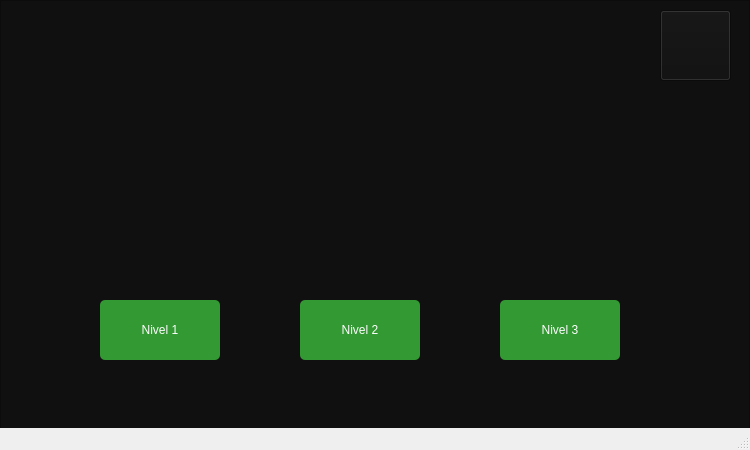
This is partidas.ui in javierjose1224/Proyecto_final as Qt 5 draws it before an edit. The edited form follows.
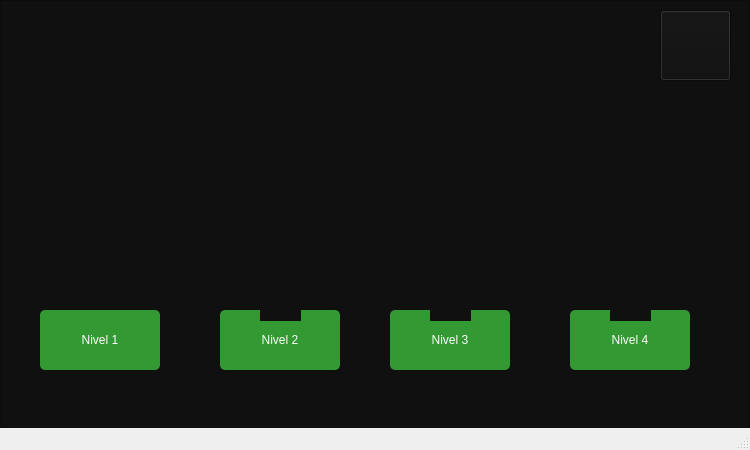
This is the edited form. Icons and pictures are not drawn.

Commit message: Adicion de nivel extra

```diff
--- a/partidas.ui
+++ b/partidas.ui
@@ -20,110 +20,6 @@
    <string>HOOK HIT</string>
   </property>
   <widget class="QWidget" name="centralwidget">
-   <widget class="QPushButton" name="pushButton">
-    <property name="geometry">
-     <rect>
-      <x>100</x>
-      <y>300</y>
-      <width>120</width>
-      <height>60</height>
-     </rect>
-    </property>
-    <property name="styleSheet">
-     <string notr="true">Padding: 1px;
-font: 16pt &quot;MV Boli&quot;;
-Border-radius: 5px;
-Background: #393;
-Color: #fefefe;</string>
-    </property>
-    <property name="text">
-     <string>Nivel 1</string>
-    </property>
-   </widget>
-   <widget class="QPushButton" name="pushButton_2">
-    <property name="enabled">
-     <bool>false</bool>
-    </property>
-    <property name="geometry">
-     <rect>
-      <x>300</x>
-      <y>300</y>
-      <width>120</width>
-      <height>60</height>
-     </rect>
-    </property>
-    <property name="styleSheet">
-     <string notr="true">Padding: 1px;
-font: 16pt &quot;MV Boli&quot;;
-Border-radius: 5px;
-Background: #393;
-Color: #fefefe;</string>
-    </property>
-    <property name="text">
-     <string>Nivel 2</string>
-    </property>
-   </widget>
-   <widget class="QPushButton" name="pushButton_3">
-    <property name="enabled">
-     <bool>false</bool>
-    </property>
-    <property name="geometry">
-     <rect>
-      <x>500</x>
-      <y>300</y>
-      <width>120</width>
-      <height>60</height>
-     </rect>
-    </property>
-    <property name="styleSheet">
-     <string notr="true">Padding: 1px;
-Border-radius: 5px;
-Background: #393;
-font: 16pt &quot;MV Boli&quot;;
-Color: #fefefe;</string>
-    </property>
-    <property name="text">
-     <string>Nivel 3</string>
-    </property>
-   </widget>
-   <widget class="QLabel" name="x_1">
-    <property name="enabled">
-     <bool>true</bool>
-    </property>
-    <property name="geometry">
-     <rect>
-      <x>340</x>
-      <y>280</y>
-      <width>41</width>
-      <height>41</height>
-     </rect>
-    </property>
-    <property name="styleSheet">
-     <string notr="true">image: url(:/Imagenes/X.png);</string>
-    </property>
-    <property name="text">
-     <string/>
-    </property>
-   </widget>
-   <widget class="QLabel" name="x_2">
-    <property name="enabled">
-     <bool>true</bool>
-    </property>
-    <property name="geometry">
-     <rect>
-      <x>540</x>
-      <y>280</y>
-      <width>41</width>
-      <height>41</height>
-     </rect>
-    </property>
-    <property name="styleSheet">
-     <string notr="true">image: url(:/Imagenes/X.png);</string>
-    </property>
-    <property name="text">
-     <string/>
-    </property>
-   </widget>
    <widget class="QFrame" name="frame">
     <property name="geometry">
      <rect>
@@ -183,6 +79,161 @@
       <string/>
      </property>
     </widget>
+    <widget class="QLabel" name="x_1">
+     <property name="enabled">
+      <bool>true</bool>
+     </property>
+     <property name="geometry">
+      <rect>
+       <x>260</x>
+       <y>280</y>
+       <width>41</width>
+       <height>41</height>
+      </rect>
+     </property>
+     <property name="styleSheet">
+      <string notr="true">image: url(:/Imagenes/X.png);</string>
+     </property>
+     <property name="text">
+      <string/>
+     </property>
+    </widget>
+    <widget class="QPushButton" name="pushButton">
+     <property name="geometry">
+      <rect>
+       <x>40</x>
+       <y>310</y>
+       <width>120</width>
+       <height>60</height>
+      </rect>
+     </property>
+     <property name="styleSheet">
+      <string notr="true">Padding: 1px;
+font: 16pt &quot;MV Boli&quot;;
+Border-radius: 5px;
+Background: #393;
+Color: #fefefe;</string>
+     </property>
+     <property name="text">
+      <string>Nivel 1</string>
+     </property>
+    </widget>
+    <widget class="QPushButton" name="pushButton_2">
+     <property name="enabled">
+      <bool>false</bool>
+     </property>
+     <property name="geometry">
+      <rect>
+       <x>220</x>
+       <y>310</y>
+       <width>120</width>
+       <height>60</height>
+      </rect>
+     </property>
+     <property name="styleSheet">
+      <string notr="true">Padding: 1px;
+font: 16pt &quot;MV Boli&quot;;
+Border-radius: 5px;
+Background: #393;
+Color: #fefefe;</string>
+     </property>
+     <property name="text">
+      <string>Nivel 2</string>
+     </property>
+    </widget>
+    <widget class="QPushButton" name="pushButton_3">
+     <property name="enabled">
+      <bool>false</bool>
+     </property>
+     <property name="geometry">
+      <rect>
+       <x>390</x>
+       <y>310</y>
+       <width>120</width>
+       <height>60</height>
+      </rect>
+     </property>
+     <property name="styleSheet">
+      <string notr="true">Padding: 1px;
+Border-radius: 5px;
+Background: #393;
+font: 16pt &quot;MV Boli&quot;;
+Color: #fefefe;</string>
+     </property>
+     <property name="text">
+      <string>Nivel 3</string>
+     </property>
+    </widget>
+    <widget class="QLabel" name="x_2">
+     <property name="enabled">
+      <bool>true</bool>
+     </property>
+     <property name="geometry">
+      <rect>
+       <x>430</x>
+       <y>280</y>
+       <width>41</width>
+       <height>41</height>
+      </rect>
+     </property>
+     <property name="styleSheet">
+      <string notr="true">image: url(:/Imagenes/X.png);</string>
+     </property>
+     <property name="text">
+      <string/>
+     </property>
+    </widget>
+    <widget class="QPushButton" name="pushButton_4">
+     <property name="enabled">
+      <bool>false</bool>
+     </property>
+     <property name="geometry">
+      <rect>
+       <x>570</x>
+       <y>310</y>
+       <width>120</width>
+       <height>60</height>
+      </rect>
+     </property>
+     <property name="styleSheet">
+      <string notr="true">Padding: 1px;
+Border-radius: 5px;
+Background: #393;
+font: 16pt &quot;MV Boli&quot;;
+Color: #fefefe;</string>
+     </property>
+     <property name="text">
+      <string>Nivel 4</string>
+     </property>
+    </widget>
+    <widget class="QLabel" name="x_3">
+     <property name="enabled">
+      <bool>true</bool>
+     </property>
+     <property name="geometry">
+      <rect>
+       <x>610</x>
+       <y>280</y>
+       <width>41</width>
+       <height>41</height>
+      </rect>
+     </property>
+     <property name="styleSheet">
+      <string notr="true">image: url(:/Imagenes/X.png);</string>
+     </property>
+     <property name="text">
+      <string/>
+     </property>
+    </widget>
+    <zorder>label_4</zorder>
+    <zorder>volver</zorder>
+    <zorder>pushButton</zorder>
+    <zorder>pushButton_2</zorder>
+    <zorder>pushButton_3</zorder>
+    <zorder>x_2</zorder>
+    <zorder>pushButton_4</zorder>
+    <zorder>x_3</zorder>
+    <zorder>x_1</zorder>
    </widget>
    <zorder>frame</zorder>
    <zorder>pushButton</zorder>
```
Left out of the diff: 6 changed lines with no effect on the pictures. The commit also changes 4 other files.
